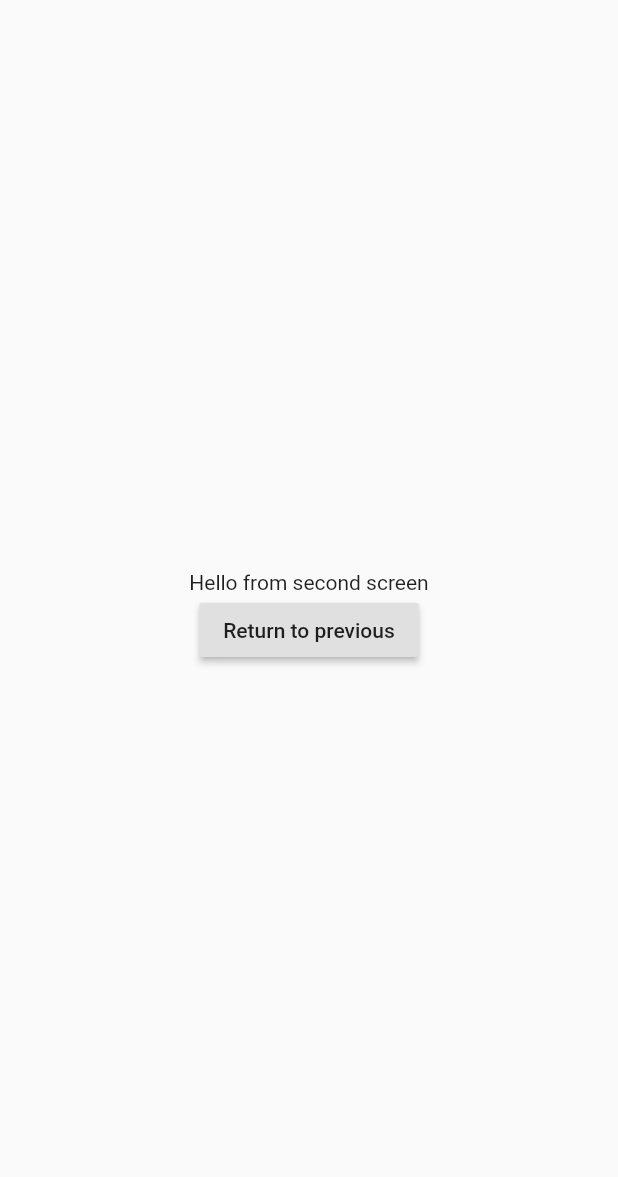
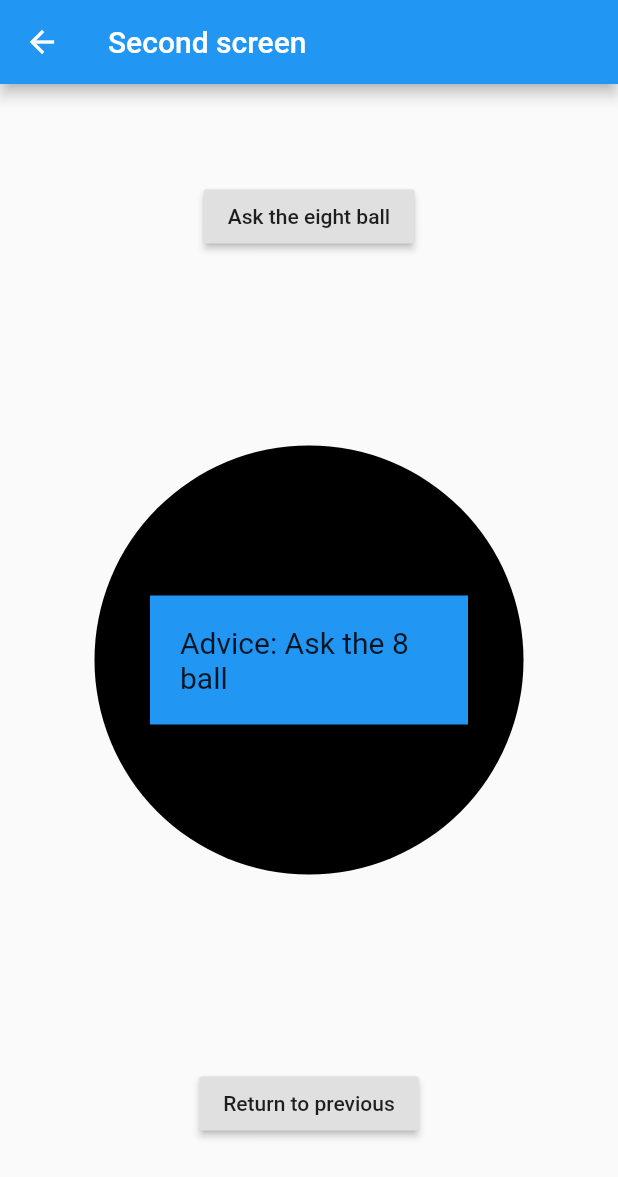
Before and after one commit to cycloss/Food-Dudes-Finance, a Flutter app: the SecondScreen screen opened directly, on a phone screen of 412 x 824 dp. Shown: the top 1177 px of the screen. Run offline on Flutter 3.47's test engine with Material 2 defaults, Android fonts, the light colour scheme and no system bars.

Commit message:
added magic eight ball

```diff
--- a/lib/main.dart
+++ b/lib/main.dart
@@ -1,11 +1,11 @@
 import 'package:flutter/material.dart';
+import 'secondScreen.dart';
 
 void main() {
   runApp(MyApp());
 }
 
 class MyApp extends StatelessWidget {
-  // This widget is the root of your application.
   @override
   Widget build(BuildContext context) {
     return MaterialApp(
@@ -82,31 +82,3 @@ class _MyHomePageState extends State<MyHomePage> {
     );
   }
 }
-
-class SecondScreen extends StatefulWidget {
-  @override
-  _SecondScreenState createState() => _SecondScreenState();
-}
-
-class _SecondScreenState extends State<SecondScreen> {
-  @override
-  Widget build(BuildContext context) {
-    return Scaffold(
-      body: Center(
-        child: Container(
-          child: Column(
-            mainAxisAlignment: MainAxisAlignment.center,
-            children: [
-              Text('Hello from second screen'),
-              RaisedButton(
-                  child: Text('Return to previous'),
-                  onPressed: () {
-                    Navigator.pop(context);
-                  })
-            ],
-          ),
-        ),
-      ),
-    );
-  }
-}
--- /dev/null
+++ b/lib/secondScreen.dart
@@ -0,0 +1,68 @@
+import 'dart:math';
+
+import 'package:flutter/material.dart';
+
+class SecondScreen extends StatefulWidget {
+  @override
+  _SecondScreenState createState() => _SecondScreenState();
+}
+
+class _SecondScreenState extends State<SecondScreen> {
+  int _counter = 0;
+
+  List<String> advice = [
+    "try again",
+    "maybe",
+    "definitely",
+    "probably not",
+    "no"
+  ];
+
+  String currentAdvice = "Ask the 8 ball";
+
+  void askTheEightBall() {
+    setState(() {
+      currentAdvice = advice[Random().nextInt(advice.length)];
+    });
+  }
+
+  @override
+  Widget build(BuildContext context) {
+    return Scaffold(
+      appBar: AppBar(
+        title: Text('Second screen'),
+      ),
+      body: Center(
+        child: Container(
+          child: Column(
+            mainAxisAlignment: MainAxisAlignment.spaceAround,
+            children: [
+              RaisedButton(
+                child: Text('Ask the eight ball'),
+                onPressed: askTheEightBall,
+              ),
+              Container(
+                decoration:
+                    BoxDecoration(shape: BoxShape.circle, color: Colors.black),
+                padding: EdgeInsets.all(100),
+                child: Container(
+                  padding: EdgeInsets.all(20),
+                  color: Colors.blue,
+                  child: Text(
+                    'Advice: ${currentAdvice}',
+                    style: TextStyle(fontSize: 20),
+                  ),
+                ),
+              ),
+              RaisedButton(
+                  child: Text('Return to previous'),
+                  onPressed: () {
+                    Navigator.pop(context);
+                  })
+            ],
+          ),
+        ),
+      ),
+    );
+  }
+}
```
